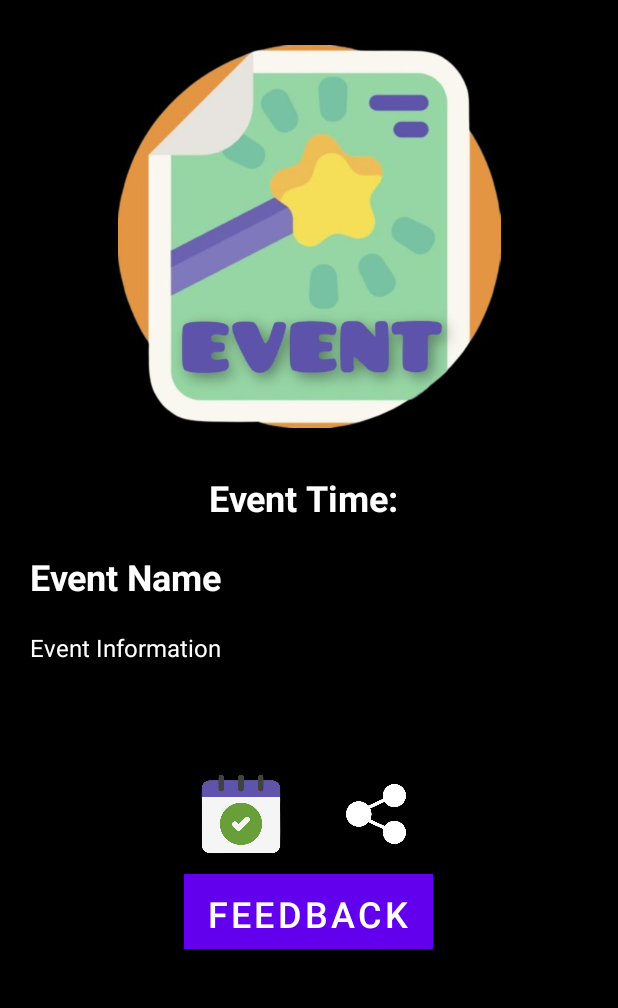
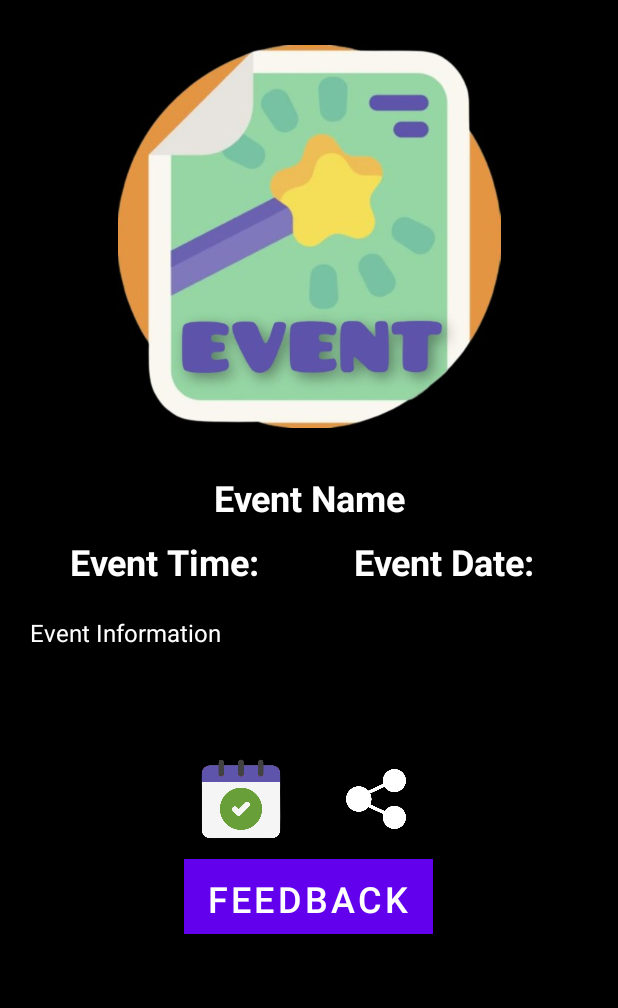
Before and after one commit to dev-otee/conveve, an Android app: the PerEventView screen opened directly, with no data from a screen before it, on a phone screen of 412 x 824 dp, the part 84-1092 px from its top. Run offline under Robolectric (Android 15) with nearby library versions, the phone set to English and light mode, and no system bars; our stand-ins replace Firebase (no records; nobody signed in at launch, a user with empty details on screens opened directly); Roboto replaces fonts that are not available here; 8 statements that could not run were skipped.

Commit message:
per event view ui updates

```diff
--- a/app/src/main/java/com/test/coneve/PerEventView.java
+++ b/app/src/main/java/com/test/coneve/PerEventView.java
@@ -81,11 +81,18 @@ public class PerEventView extends AppCompatActivity {
 //                Log.d("MyLog","Event fetched");
 
                 TextView time = (TextView) findViewById(R.id.time_event);
-                time.setText("Event Time: "+event.starttime+" - "+event.endtime);
+                time.setText("Event Time: \n"+event.starttime+" - "+event.endtime);
                 TextView displayName = (TextView) findViewById(R.id.eventDisplayName);
                 displayName.setText("About: "+event.getName());
                 TextView description = (TextView) findViewById(R.id.Description);
                 description.setText(event.getDescription());
+                TextView date = (TextView) findViewById(R.id.date_event);
+                // set date
+                if(event.getEndDate() == null || event.getEndDate().equals(event.getStartDate())){
+                    date.setText("Event Date:\n"+event.getStartDate());
+                } else{
+                    date.setText("Event Date:\n"+event.getStartDate()+" - "+event.getEndDate());
+                }
 
                 event.eventPoster.observe(PerEventView.this, new Observer<Bitmap>() {
                     @Override
--- a/app/src/main/res/layout/activity_per_event_view.xml
+++ b/app/src/main/res/layout/activity_per_event_view.xml
@@ -31,16 +31,34 @@
             <LinearLayout
                 android:layout_width="match_parent"
                 android:layout_height="match_parent"
+                android:layout_below="@+id/image_poster"
                 android:gravity="center_horizontal"
                 android:layout_margin="20dp"
                 android:orientation="vertical">
 
                 <TextView
-                    android:id="@+id/time_event"
+                    android:id="@+id/eventDisplayName"
                     android:layout_width="wrap_content"
                     android:layout_height="wrap_content"
-                    android:layout_below="@+id/image_poster"
-                    android:layout_centerHorizontal="true"
+                    android:layout_marginTop="10dp"
+                    android:gravity="center"
+                    android:hint="Event Name"
+                    android:textColor="@color/white"
+                    android:textColorHint="@color/white"
+                    android:textSize="24sp"
+                    android:textStyle="bold" />
+
+                <LinearLayout
+                    android:layout_width="match_parent"
+                    android:layout_height="wrap_content"
+                    android:orientation="horizontal">
+
+                    <TextView
+                        android:id="@+id/time_event"
+                        android:layout_width="0dp"
+                        android:layout_height="wrap_content"
+                        android:layout_weight="1"
+                        android:gravity="center"
                         android:layout_marginTop="10dp"
                         android:hint="Event Time: "
                         android:textColor="@color/white"
@@ -49,36 +67,36 @@
                         android:textStyle="bold" />
 
                     <TextView
-                    android:id="@+id/eventDisplayName"
-                    android:layout_width="wrap_content"
+                        android:id="@+id/date_event"
+                        android:layout_width="0dp"
                         android:layout_height="wrap_content"
-                    android:layout_marginTop="20dp"
-                    android:layout_below="@+id/time_event"
-                    android:layout_gravity="start"
-                    android:hint="Event Name"
+                        android:layout_weight="1"
+                        android:layout_marginTop="10dp"
+                        android:gravity="center"
+                        android:hint="Event Date: "
                         android:textColor="@color/white"
                         android:textColorHint="@color/white"
                         android:textSize="24sp"
                         android:textStyle="bold" />
+                </LinearLayout>
+
+
 
                 <TextView
                     android:id="@+id/Description"
                     android:layout_width="match_parent"
                     android:layout_height="wrap_content"
                     android:layout_marginTop="20dp"
-                    android:layout_below="@+id/eventDisplayName"
                     android:hint="Event Information"
                     android:textColor="@color/white"
                     android:textColorHint="@color/white"
-                    android:textSize="16dp" />
+                    android:textSize="16sp" />
 
             </LinearLayout>
 
             <LinearLayout
                 android:layout_width="wrap_content"
                 android:layout_height="wrap_content"
-                android:layout_below="@+id/Description"
-                android:layout_centerHorizontal="true"
                 android:layout_marginTop="50dp"
                 android:layout_marginBottom="30dp"
                 android:orientation="vertical">
@@ -86,7 +104,6 @@
                 <LinearLayout
                     android:layout_width="wrap_content"
                     android:layout_height="wrap_content"
-                    android:layout_centerHorizontal="true"
                     android:orientation="horizontal">
 
                     <ImageView
@@ -134,6 +151,7 @@
                     android:textColor="@color/white"
                     android:textSize="24sp" />
 
+
                 <Button
                     android:id="@+id/addFeedback"
                     android:layout_width="wrap_content"
@@ -148,7 +166,6 @@
                     android:textSize="24sp" />
 
 
-
             </LinearLayout>
         </LinearLayout>
     </ScrollView>
```
Lines whose indentation alone changed are shown as unchanged.
